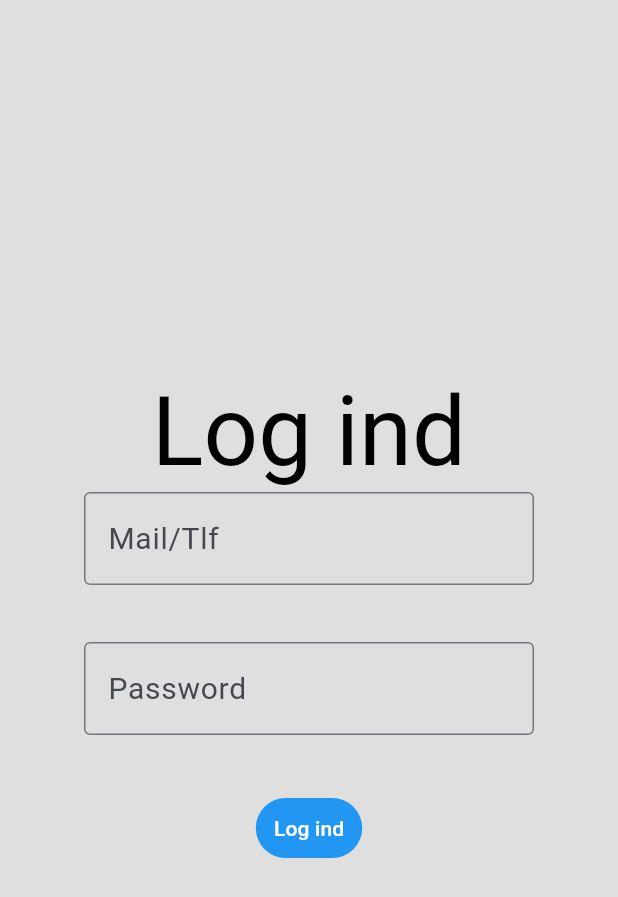
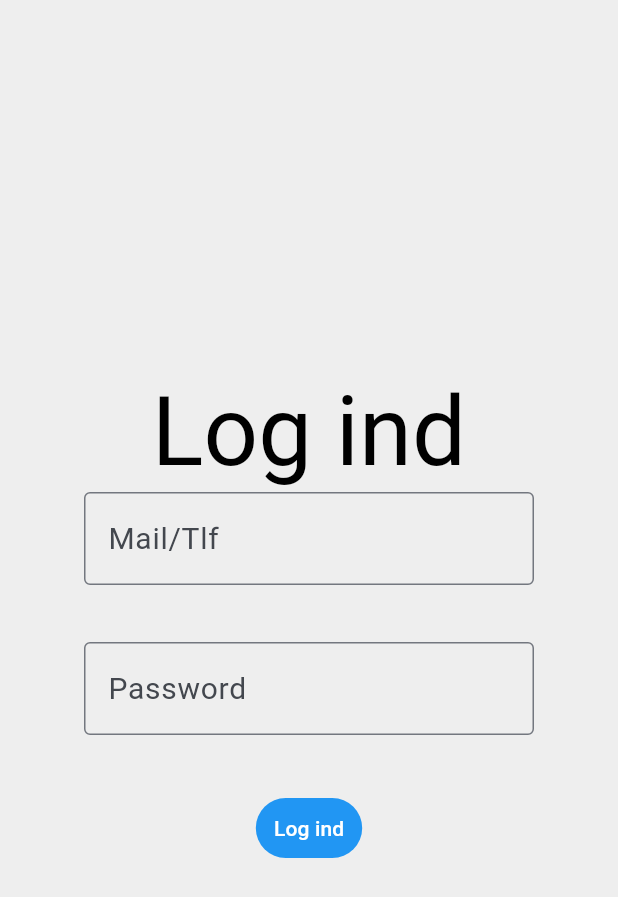
Before and after one commit to Mercantec-GHC/h4-projekt-gruppe-0-sm, a Flutter app: the screen it shows after launch, after a tap on "Log ind", on a phone screen of 412 x 824 dp. Shown: the top 897 px of the screen. Run offline on Flutter 3.47's test engine with Material 3 defaults, Android fonts, the phone set to English and light mode, and no system bars.

Commit message:
change scaffold color

```diff
--- a/mobile/lib/main.dart
+++ b/mobile/lib/main.dart
@@ -28,7 +28,7 @@ class MyApp extends StatelessWidget {
         title: 'Fresh Plaza',
         theme: ThemeData(
           colorScheme: ColorScheme.fromSeed(seedColor: Colors.blue),
-          scaffoldBackgroundColor: const Color(0xFFDFDFDF),
+          scaffoldBackgroundColor: const Color(0xFFEEEEEE),
           textTheme: const TextTheme(
             headlineLarge: TextStyle(color: Color(0xFF000000), fontSize: 64),
             bodyLarge: TextStyle(color: Color(0xFF000000), fontSize: 20),
```
